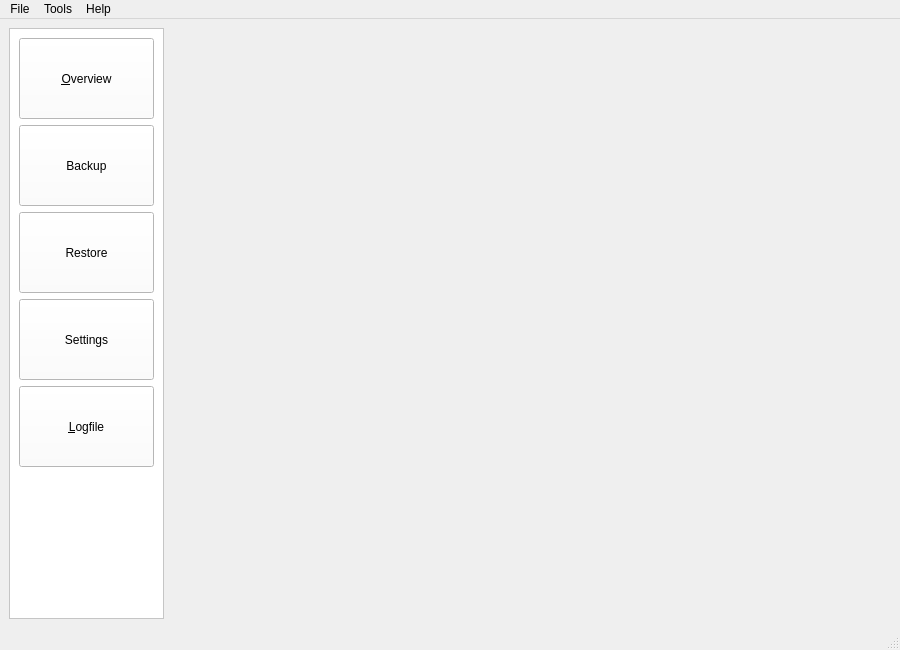
The window that src/gui/main_window.ui (stepping-stone/sepiola) describes before a commit, drawn with Qt 5.
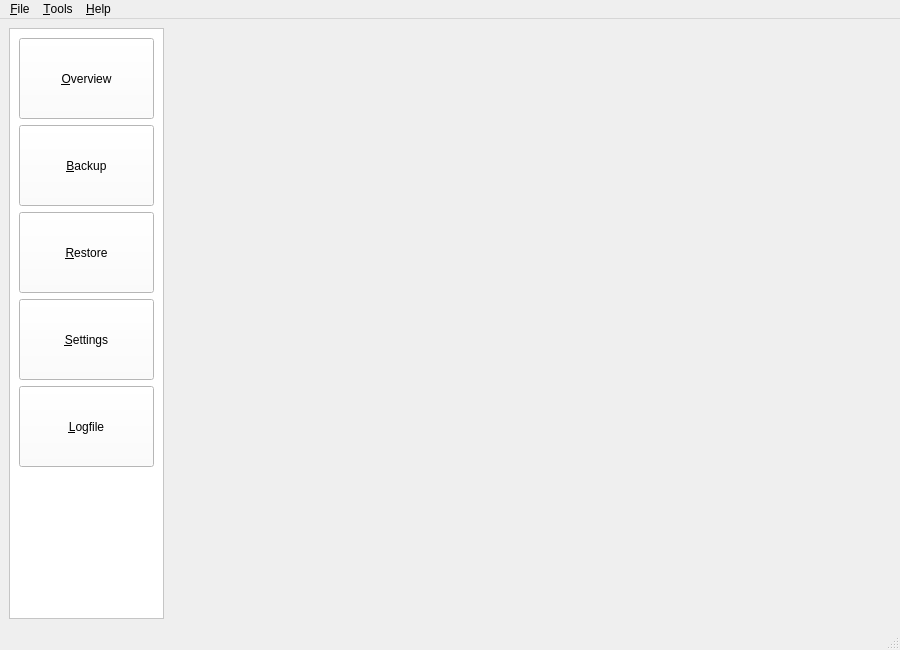
The same window after the commit. Icons and pictures are not drawn.

What changed in the file:
```diff
--- a/src/gui/main_window.ui
+++ b/src/gui/main_window.ui
@@ -105,7 +105,7 @@
           </size>
          </property>
          <property name="text">
-          <string>Backup</string>
+          <string>&amp;Backup</string>
          </property>
          <property name="icon">
           <iconset resource="resources/screen.qrc">
@@ -137,7 +137,7 @@
           </size>
          </property>
          <property name="text">
-          <string>Restore</string>
+          <string>&amp;Restore</string>
          </property>
          <property name="icon">
           <iconset resource="resources/screen.qrc">
@@ -169,7 +169,7 @@
           </size>
          </property>
          <property name="text">
-          <string>Settings</string>
+          <string>&amp;Settings</string>
          </property>
          <property name="icon">
           <iconset resource="resources/screen.qrc">
@@ -266,19 +266,19 @@
    </property>
    <widget class="QMenu" name="menuHelp">
     <property name="title">
-     <string>Help</string>
+     <string>&amp;Help</string>
     </property>
     <addaction name="actionAbout"/>
    </widget>
    <widget class="QMenu" name="menuFile">
     <property name="title">
-     <string>File</string>
+     <string>&amp;File</string>
     </property>
     <addaction name="actionExit"/>
    </widget>
    <widget class="QMenu" name="menuTools">
     <property name="title">
-     <string>Tools</string>
+     <string>&amp;Tools</string>
     </property>
     <addaction name="actionOverview"/>
     <addaction name="actionBackup"/>
```
Left out of the diff: 16 changed lines with no effect on the pictures.
